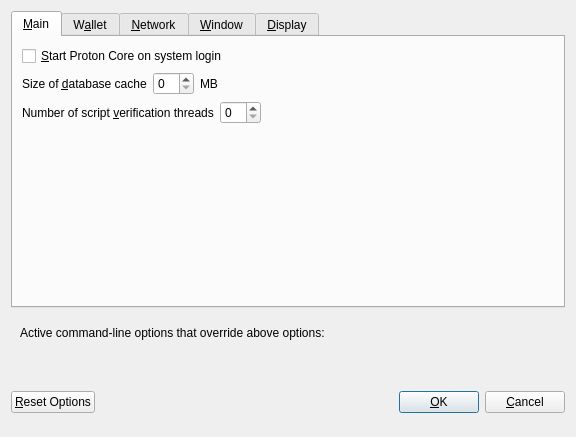
reefcoin-io/reefcoin-1, file src/qt/forms/optionsdialog.ui: the form before one commit.
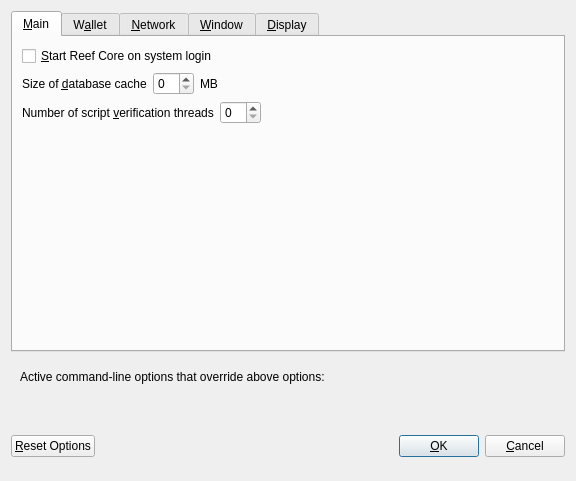
The form after the commit. Custom widgets are drawn as their Qt base class.

The edit to the form file:
```diff
--- a/src/qt/forms/optionsdialog.ui
+++ b/src/qt/forms/optionsdialog.ui
@@ -7,7 +7,7 @@
     <x>0</x>
     <y>0</y>
     <width>576</width>
-    <height>402</height>
+    <height>481</height>
    </rect>
   </property>
   <property name="windowTitle">
@@ -33,7 +33,7 @@
           <string>Automatically start Proton Core after logging in to the system.</string>
          </property>
          <property name="text">
-          <string>&amp;Start Proton Core on system login</string>
+          <string>&amp;Start Reef Core on system login</string>
          </property>
         </widget>
        </item>
```
